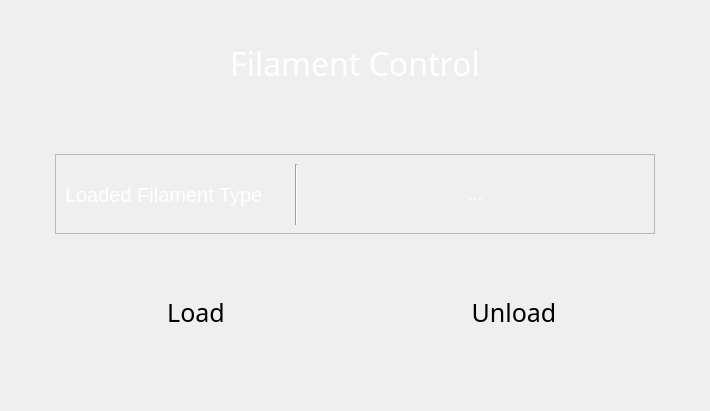
Old version of the form BlocksScreen/lib/ui/filamentStackedWidget.ui in the repository BlocksTechnology/BlocksScreen.
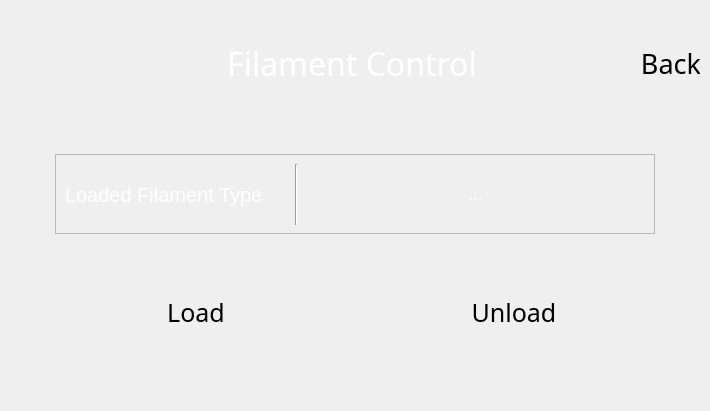
New version of the form. Custom widgets are drawn as their Qt base class.

Commit message: ADD: being able to change to filament tab

```diff
--- a/BlocksScreen/lib/ui/filamentStackedWidget.ui
+++ b/BlocksScreen/lib/ui/filamentStackedWidget.ui
@@ -75,10 +75,26 @@
     </item>
     <item>
      <layout class="QHBoxLayout" name="filament_page_header_layout">
+      <item>
+       <spacer name="test">
+        <property name="orientation">
+         <enum>Qt::Horizontal</enum>
+        </property>
+        <property name="sizeType">
+         <enum>QSizePolicy::Minimum</enum>
+        </property>
+        <property name="sizeHint" stdset="0">
+         <size>
+          <width>60</width>
+          <height>0</height>
+         </size>
+        </property>
+       </spacer>
+      </item>
       <item alignment="Qt::AlignHCenter|Qt::AlignVCenter">
        <widget class="QLabel" name="filament_page_header_title">
         <property name="sizePolicy">
-         <sizepolicy hsizetype="Minimum" vsizetype="Minimum">
+         <sizepolicy hsizetype="Minimum" vsizetype="Maximum">
           <horstretch>0</horstretch>
           <verstretch>0</verstretch>
          </sizepolicy>
@@ -118,6 +134,69 @@
         </property>
        </widget>
       </item>
+      <item>
+       <widget class="IconButton" name="load_header_back_button_2">
+        <property name="sizePolicy">
+         <sizepolicy hsizetype="Preferred" vsizetype="Preferred">
+          <horstretch>0</horstretch>
+          <verstretch>0</verstretch>
+         </sizepolicy>
+        </property>
+        <property name="minimumSize">
+         <size>
+          <width>60</width>
+          <height>60</height>
+         </size>
+        </property>
+        <property name="maximumSize">
+         <size>
+          <width>60</width>
+          <height>60</height>
+         </size>
+        </property>
+        <property name="font">
+         <font>
+          <family>Momcake</family>
+          <pointsize>20</pointsize>
+          <italic>false</italic>
+          <stylestrategy>PreferAntialias</stylestrategy>
+         </font>
+        </property>
+        <property name="mouseTracking">
+         <bool>false</bool>
+        </property>
+        <property name="tabletTracking">
+         <bool>true</bool>
+        </property>
+        <property name="contextMenuPolicy">
+         <enum>Qt::NoContextMenu</enum>
+        </property>
+        <property name="layoutDirection">
+         <enum>Qt::LeftToRight</enum>
+        </property>
+        <property name="styleSheet">
+         <string notr="true"/>
+        </property>
+        <property name="text">
+         <string>Back</string>
+        </property>
+        <property name="autoDefault">
+         <bool>false</bool>
+        </property>
+        <property name="flat">
+         <bool>true</bool>
+        </property>
+        <property name="class" stdset="0">
+         <string>menu_btn</string>
+        </property>
+        <property name="button_type" stdset="0">
+         <string>icon</string>
+        </property>
+        <property name="icon_pixmap" stdset="0">
+         <pixmap resource="resources/icon_resources.qrc">:/ui/media/btn_icons/back.svg</pixmap>
+        </property>
+       </widget>
+      </item>
      </layout>
     </item>
     <item>
```
Left out of the diff: 2 changed lines with no effect on the pictures. The commit also changes 4 other files.
